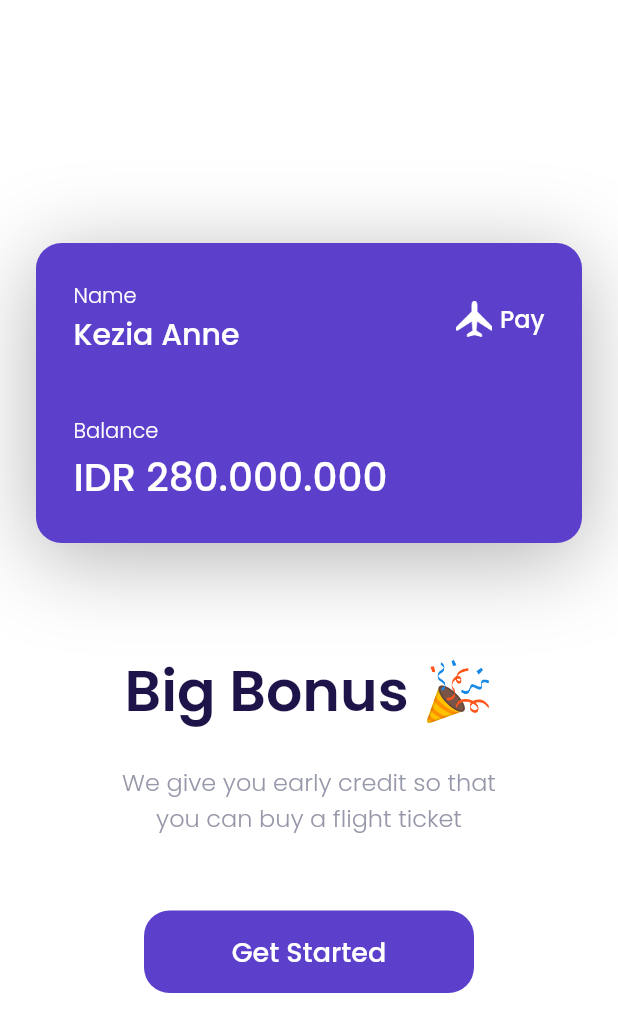
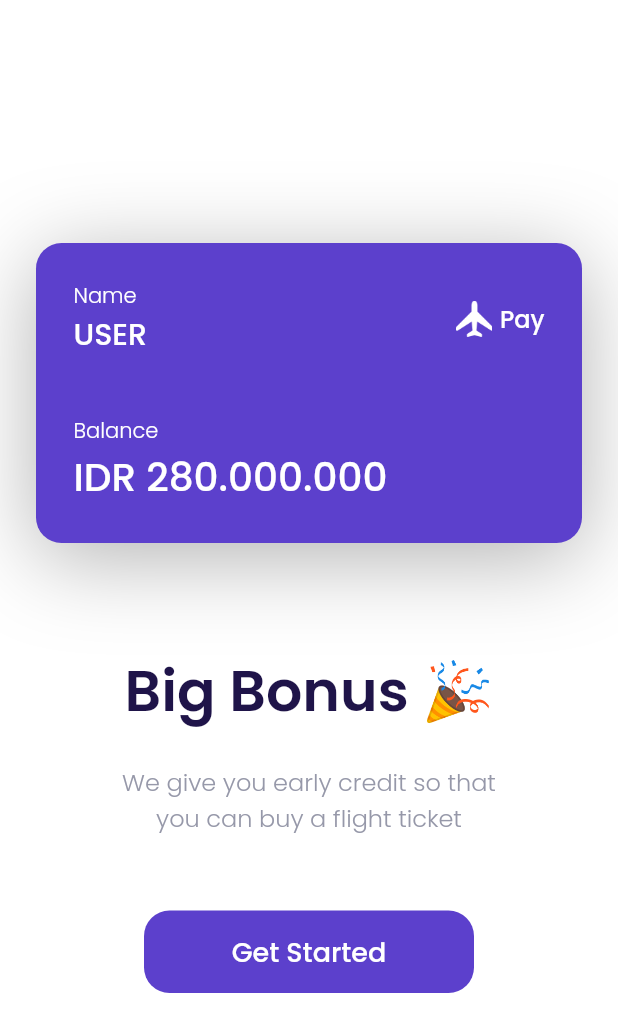
Before and after one commit to ndkvin/travelapp, a Flutter app: the BonusPage screen opened by its route, on a phone screen of 412 x 824 dp. Shown: the top 1032 px of the screen. Run offline on Flutter 3.47's test engine with Material 2 defaults, Android fonts, the phone set to English and light mode, and no system bars; our stand-ins replace bloc, cloud_firestore, equatable, firebase_auth, firebase_core, flutter_bloc and 1 more; accounts and stored records are empty.

Commit message:
home page

```diff
--- a/lib/ui/pages/bonus_page.dart
+++ b/lib/ui/pages/bonus_page.dart
@@ -1,14 +1,22 @@
 import 'package:flutter/material.dart';
+import 'package:flutter_bloc/flutter_bloc.dart';
+import 'package:travelapp/cubit/auth_cubit.dart';
 import 'package:travelapp/shared/theme.dart';
 import 'package:travelapp/ui/widgets/custom_button.dart';
 
 class BonusPage extends StatelessWidget {
-  const BonusPage({ Key? key }) : super(key: key);
+  const BonusPage({Key? key}) : super(key: key);
 
   @override
   Widget build(BuildContext context) {
+    Widget BonusCard() {
+      return BlocBuilder<AuthCubit, AuthState>(
+        builder: (context, state) {
+          String name = "USER";
+          if(state is AuthSuccess) {
+            name = state.user.name;
+          }
 
-    Widget BonusCard() {
           return Container(
             height: 200,
             width: double.infinity,
@@ -21,8 +29,7 @@ class BonusPage extends StatelessWidget {
                     blurRadius: 50,
                     offset: const Offset(0, 10),
                   )
-          ]
-        ),
+                ]),
             child: Padding(
               padding: const EdgeInsets.all(25),
               child: Column(
@@ -38,23 +45,19 @@ class BonusPage extends StatelessWidget {
                           children: [
                             Text(
                               'Name',
-                          style: whiteLightTextStyle.copyWith(
-                            fontSize: 14
-                          ),
+                              style: whiteLightTextStyle.copyWith(fontSize: 14),
                             ),
                             Text(
-                          'Kezia Anne',
-                          style: whiteMediumTextStyle.copyWith(
-                            fontSize: 20
-                          ),
+                              name,
+                              style:
+                                  whiteMediumTextStyle.copyWith(fontSize: 20),
                               overflow: TextOverflow.ellipsis,
                             ),
                           ],
                         ),
                       ),
                       Container(
-                    child: Row(
-                      children: [
+                        child: Row(children: [
                           Image.asset(
                             'assets/images/logo.png',
                             height: 24,
@@ -65,12 +68,9 @@ class BonusPage extends StatelessWidget {
                           ),
                           Text(
                             'Pay',
-                          style: whiteMediumTextStyle.copyWith(
-                            fontSize: 16
-                          ),
+                            style: whiteMediumTextStyle.copyWith(fontSize: 16),
                           )
-                      ]
-                    ),
+                        ]),
                       )
                     ],
                   ),
@@ -79,33 +79,26 @@ class BonusPage extends StatelessWidget {
                     children: [
                       Text(
                         'Balance',
-                    style: whiteLightTextStyle.copyWith(
-                      fontSize: 14
+                        style: whiteLightTextStyle.copyWith(fontSize: 14),
                       ),
-                  ),
-                  Text(
-                    'IDR 280.000.000',
-                    style: whiteMediumTextStyle.copyWith(
-                      fontSize: 26
-                    )
-                  ),
+                      Text('IDR 280.000.000',
+                          style: whiteMediumTextStyle.copyWith(fontSize: 26)),
                     ],
                   )
                 ],
               ),
             ),
           );
+        },
+      );
     }
 
     Widget TextCard() {
       return Container(
-        child: Column(
-          children: [
+          child: Column(children: [
         Text(
           'Big Bonus 🎉',
-              style: blackSemiBoldTextStyle.copyWith(
-                fontSize: 38
-              ),
+          style: blackSemiBoldTextStyle.copyWith(fontSize: 38),
         ),
         const SizedBox(
           height: 20,
@@ -117,18 +110,14 @@ class BonusPage extends StatelessWidget {
           ),
           textAlign: TextAlign.center,
         )
-          ]
-        )
-      );
+      ]));
     }
 
     return Scaffold(
       backgroundColor: whiteColor,
       body: SafeArea(
         child: Container(
-          margin: EdgeInsets.symmetric(
-            horizontal: defaultMargin
-          ),
+          margin: EdgeInsets.symmetric(horizontal: defaultMargin),
           child: Column(
             mainAxisAlignment: MainAxisAlignment.center,
             children: [
@@ -144,9 +133,9 @@ class BonusPage extends StatelessWidget {
                   width: 220,
                   message: 'Get Started',
                   onTap: () {
-                  Navigator.pushNamedAndRemoveUntil(context, '/main', (route) => false);
-                }
-              ),
+                    Navigator.pushNamedAndRemoveUntil(
+                        context, '/main', (route) => false);
+                  }),
             ],
           ),
         ),
--- a/lib/ui/pages/home_page.dart
+++ b/lib/ui/pages/home_page.dart
@@ -1,15 +1,19 @@
 import "package:flutter/material.dart";
+import 'package:flutter_bloc/flutter_bloc.dart';
+import 'package:travelapp/cubit/auth_cubit.dart';
 import 'package:travelapp/shared/theme.dart';
 import 'package:travelapp/ui/widgets/new_this_year_card.dart';
 import 'package:travelapp/ui/widgets/popular_card.dart';
 
 class HomePage extends StatelessWidget {
-  const HomePage({ Key? key }) : super(key: key);
+  const HomePage({Key? key}) : super(key: key);
 
   @override
   Widget build(BuildContext context) {
-
     Widget header() {
+      return BlocBuilder<AuthCubit, AuthState>(
+        builder: (context, state) {
+          if(state is AuthSuccess) {
             return Padding(
               padding: const EdgeInsets.symmetric(
                 vertical: 30,
@@ -22,7 +26,7 @@ class HomePage extends StatelessWidget {
                     mainAxisAlignment: MainAxisAlignment.spaceBetween,
                     children: [
                       Text(
-                  "Howdy,\nKezia Anne",
+                        "Howdy,\n${state.user.name}" ,
                         textAlign: TextAlign.start,
                         style: blackSemiBoldTextStyle.copyWith(
                           fontSize: 24,
@@ -39,8 +43,7 @@ class HomePage extends StatelessWidget {
                                 'assets/images/profile.png',
                               ),
                               fit: BoxFit.fill,
-                    )
-                  ),
+                            )),
                       )
                     ],
                   ),
@@ -50,12 +53,15 @@ class HomePage extends StatelessWidget {
                   Text(
                     "Where to fly today?",
                     style: whiteLightTextStyle.copyWith(
-                fontSize: 16,
-                color: greyColor
-              ),
+                        fontSize: 16, color: greyColor),
                   )
                 ],
               )
+            );
+          } else {
+            return Container();
+          }
+        },
       );
     }
 
@@ -69,24 +75,18 @@ class HomePage extends StatelessWidget {
         child: ListView.builder(
           scrollDirection: Axis.horizontal,
           itemCount: 5,
-          itemBuilder: (context, index)=> const popularCard(),
+          itemBuilder: (context, index) => const popularCard(),
         ),
       );
     }
 
     Widget newThisYears() {
       return Padding(
-        padding: const EdgeInsets.symmetric(
-          horizontal: 24,
-          vertical: 30
-        ),
+        padding: const EdgeInsets.symmetric(horizontal: 24, vertical: 30),
         child: Column(
           crossAxisAlignment: CrossAxisAlignment.start,
           children: [
-            Text(
-              "New This Year",
-              style: blackSemiBoldTextStyle
-            ),
+            Text("New This Year", style: blackSemiBoldTextStyle),
             const SizedBox(
               height: 20,
             ),
@@ -98,7 +98,7 @@ class HomePage extends StatelessWidget {
       );
     }
 
-    return  Container(
+    return Container(
       child: ListView(
         children: [
           header(),
--- a/lib/ui/pages/splash_page.dart
+++ b/lib/ui/pages/splash_page.dart
@@ -2,28 +2,29 @@ import 'dart:async';
 
 import 'package:firebase_auth/firebase_auth.dart';
 import 'package:flutter/material.dart';
+import 'package:travelapp/cubit/auth_cubit.dart';
 import 'package:travelapp/shared/theme.dart';
-import 'package:travelapp/ui/pages/get_started_page.dart';
+import 'package:flutter_bloc/flutter_bloc.dart';
 
 class SplashPage extends StatefulWidget {
-  const SplashPage({ Key? key }) : super(key: key);
+  const SplashPage({Key? key}) : super(key: key);
 
   @override
   State<SplashPage> createState() => _SplashPageState();
 }
 
 class _SplashPageState extends State<SplashPage> {
-
   @override
   void initState() {
-    Timer(Duration(seconds:3), () {
+    Timer(Duration(seconds: 3), () {
       User? user = FirebaseAuth.instance.currentUser;
-
-    if(user == "NULL") {
-      Navigator.of(context).pushReplacementNamed('/get-started');
-    } else {
-      Navigator.of(context).pushReplacementNamed('/main');
-    }
+      print(user);
+      if (user == null) {
+        Navigator.of(context).pushReplacementNamed('/get-started');
+      } else {
+        context.read<AuthCubit>().getCurrentUser(user.uid);
+        Navigator.of(context).pushReplacementNamed('/main');
+      }
     });
     super.initState();
   }
@@ -46,9 +47,7 @@ class _SplashPageState extends State<SplashPage> {
             ),
             Text(
               'AIRPLANE',
-              style: whiteBoldTextStyle.copyWith(
-                letterSpacing: 10
-              ),
+              style: whiteBoldTextStyle.copyWith(letterSpacing: 10),
             )
           ],
         ),
```
Also changed, not shown: lib/cubit/auth_cubit.dart (+19 -0 lines), lib/services/auth_service.dart (+9 -0 lines), lib/services/user_service.dart (+15 -2 lines), lib/ui/pages/setting_page.dart (+30 -5 lines). Lines whose indentation alone changed are shown as unchanged.
